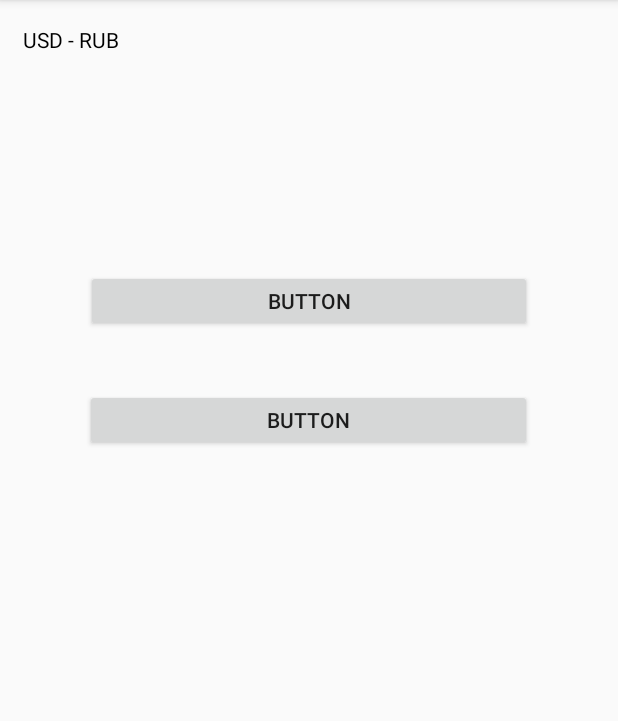
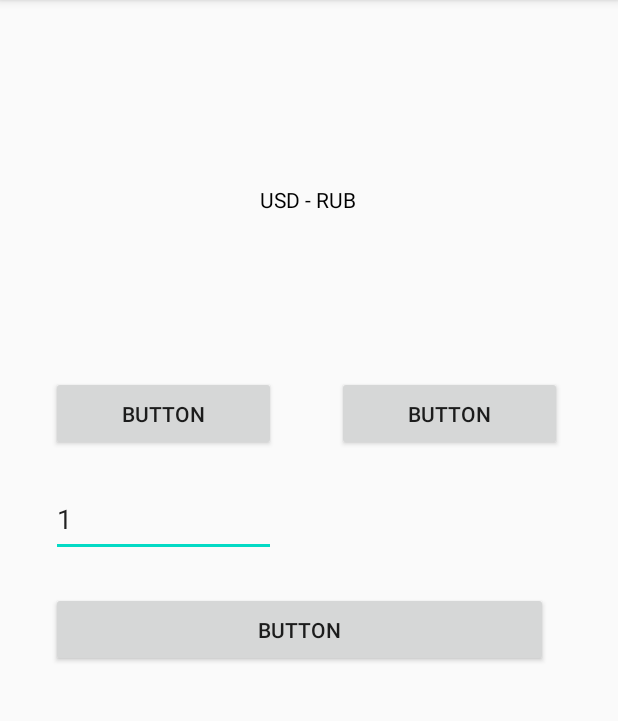
Before and after one commit to NeuroscientistAlzheimer/NewConverter, an Android app: the screen it shows after launch (MainActivity), on a phone screen of 412 x 824 dp, the part 84-805 px from its top. Run offline under Robolectric (Android 15) with nearby library versions, the phone set to English and light mode, and no system bars; our stand-ins replace Volley; libraries missing offline, so code that uses them is left out: in.galaxyofandroid.spinerdialog; 8 statements that could not run were skipped.

```diff
--- a/app/build.gradle
+++ b/app/build.gradle
@@ -29,6 +29,7 @@ dependencies {
     implementation 'androidx.appcompat:appcompat:1.1.0'
     implementation 'androidx.constraintlayout:constraintlayout:1.1.3'
     implementation 'com.github.MdFarhanRaja:SearchableSpinner:2.0'
+    implementation 'com.google.android.material:material:1.1.0'
     testImplementation 'junit:junit:4.12'
     androidTestImplementation 'androidx.test.ext:junit:1.1.1'
     androidTestImplementation 'androidx.test.espresso:espresso-core:3.2.0'
--- a/app/src/main/java/com/example/newconverter/MainActivity.java
+++ b/app/src/main/java/com/example/newconverter/MainActivity.java
@@ -3,9 +3,11 @@ package com.example.newconverter;
 import androidx.appcompat.app.AppCompatActivity;
 
 import android.os.Bundle;
+import android.text.Editable;
 import android.util.Log;
 import android.view.View;
 import android.widget.Button;
+import android.widget.EditText;
 import android.widget.TextView;
 import android.widget.Toast;
 
@@ -33,6 +35,12 @@ public class MainActivity extends AppCompatActivity {
     SpinnerDialog spinnerCurrency2;
     Button currency1;
     Button currency2;
+    Button button_res;
+    EditText num;
+    float numCurrensy1;
+    float numCurrensy2;
+    float calculationCurrensy;
+    float number;
 
     protected void onCreate(Bundle savedInstanceState) {
         super.onCreate(savedInstanceState);
@@ -42,7 +50,6 @@ public class MainActivity extends AppCompatActivity {
         mTextViewResult = findViewById(R.id.text_view_result);
         mQueue = Volley.newRequestQueue(this);
         Log.d("Pars","Начало");
-        jsonParse();
         Log.d("Pars","Конец");
         final ArrayList<String> itemsCurrency = new ArrayList<>();
         itemsCurrency.add("USD");
@@ -51,6 +58,8 @@ public class MainActivity extends AppCompatActivity {
         itemsCurrency.add("AUD");
         currency1 = findViewById(R.id.currency1);
         currency2 = findViewById(R.id.currency2);
+        button_res = findViewById(R.id.button_res);
+        num = findViewById(R.id.num);
 
         spinnerCurrency1 = new SpinnerDialog(MainActivity.this,itemsCurrency,"Select Currency");
         spinnerCurrency1.setCancellable(true);
@@ -86,19 +95,41 @@ public class MainActivity extends AppCompatActivity {
             }
         });
 
+        button_res.setOnClickListener(new View.OnClickListener() {
+            public void onClick(View v) {
+                Log.d("Pars","кнопка");
+                String first;
+                String one;
+                one = (String) currency2.getText();
+                first =(String) currency1.getText();
+                Log.d("Pars","Начало" + one + first);
+                jsonParse(first,one);
+            }
+        });
+
+    }
 
 
-    }
-    private void jsonParse(){
+    private void jsonParse(final String a, final String b){
         Log.d("Pars","Вход");
-        String url = "http://api.currencylayer.com/live?access_key=ad16a4ab373cbeca1bdbf0fd5b1e77ed&%20currencies=USD,AUD,CAD,PLN,MXN,RUB&format=1";
+        String url = "http://api.currencylayer.com/live?access_key=ad16a4ab373cbeca1bdbf0fd5b1e77ed&%20currencies="+a+","+b+"&format=1";
         JsonObjectRequest request = new JsonObjectRequest(Request.Method.GET, url, null, new Response.Listener<JSONObject>() {
             public void onResponse(JSONObject response) {
                 try {
                     Log.d("Pars", "присвоение");
                     JSONObject last = (JSONObject) response.get("quotes");
-                    String rub = last.getString("USDRUB");
-                    mTextViewResult.append(String.valueOf(rub));
+                    String nameCurrensy1 = "USD" + b;
+                    String nameCurrensy2 = "USD" + a;
+                    float res;
+                    String numS = num.getText().toString();
+                    float numC =Float.parseFloat(numS);
+                    numCurrensy1 = (float) last.getDouble(nameCurrensy1);
+                    numCurrensy2 = (float) last.getDouble(nameCurrensy2);
+                    calculationCurrensy = numCurrensy1 / numCurrensy2;
+                    res = calculationCurrensy * numC;
+                    String resS = String.format("%.2f",res);
+                    Log.d("Pars", "присвоение"+ numC +"\n"+numCurrensy1+"\n"+numCurrensy2 + "\n" + calculationCurrensy + "\n" + resS);
+                    mTextViewResult.setText(resS);
                     Log.d("Pars", "завершение" );
                 } catch (JSONException e) {
                     e.printStackTrace();
--- a/app/src/main/res/layout/activity_main.xml
+++ b/app/src/main/res/layout/activity_main.xml
@@ -9,16 +9,16 @@
 
     <TextView
         android:id="@+id/text_view_result"
-        android:layout_width="wrap_content"
-        android:layout_height="wrap_content"
+        android:layout_width="150dp"
+        android:layout_height="50dp"
         android:text=""
         android:textColor="@android:color/black"
         app:layout_constraintBottom_toBottomOf="parent"
         app:layout_constraintEnd_toEndOf="parent"
-        app:layout_constraintHorizontal_bias="0.036"
-        app:layout_constraintStart_toEndOf="@+id/textView5"
-        app:layout_constraintTop_toTopOf="parent"
-        app:layout_constraintVertical_bias="0.022" />
+        app:layout_constraintHorizontal_bias="0.519"
+        app:layout_constraintStart_toEndOf="@+id/num"
+        app:layout_constraintTop_toBottomOf="@+id/currency2"
+        app:layout_constraintVertical_bias="0.048" />
 
     <TextView
         android:id="@+id/textView5"
@@ -28,34 +28,58 @@
         android:textColor="@android:color/black"
         app:layout_constraintBottom_toBottomOf="parent"
         app:layout_constraintEnd_toEndOf="parent"
-        app:layout_constraintHorizontal_bias="0.045"
+        app:layout_constraintHorizontal_bias="0.498"
         app:layout_constraintStart_toStartOf="parent"
         app:layout_constraintTop_toTopOf="parent"
-        app:layout_constraintVertical_bias="0.022" />
+        app:layout_constraintVertical_bias="0.165" />
 
     <Button
         android:id="@+id/currency1"
-        android:layout_width="297dp"
-        android:layout_height="41dp"
+        android:layout_width="150dp"
+        android:layout_height="50dp"
         android:text="Button"
         app:layout_constraintBottom_toBottomOf="parent"
         app:layout_constraintEnd_toEndOf="parent"
-        app:layout_constraintHorizontal_bias="0.498"
+        app:layout_constraintHorizontal_bias="0.13"
         app:layout_constraintStart_toStartOf="parent"
         app:layout_constraintTop_toTopOf="parent"
-        app:layout_constraintVertical_bias="0.248" />
+        app:layout_constraintVertical_bias="0.349" />
 
     <Button
         android:id="@+id/currency2"
-        android:layout_width="298dp"
-        android:layout_height="41dp"
+        android:layout_width="150dp"
+        android:layout_height="50dp"
         android:text="Button"
         app:layout_constraintBottom_toBottomOf="parent"
         app:layout_constraintEnd_toEndOf="parent"
-        app:layout_constraintHorizontal_bias="0.498"
+        app:layout_constraintHorizontal_bias="0.858"
+        app:layout_constraintStart_toStartOf="parent"
+        app:layout_constraintTop_toTopOf="parent"
+        app:layout_constraintVertical_bias="0.349" />
+
+    <EditText
+        android:id="@+id/num"
+        android:layout_width="150dp"
+        android:layout_height="50dp"
+        android:text="1"
+        app:layout_constraintBottom_toBottomOf="parent"
+        app:layout_constraintEnd_toEndOf="parent"
+        app:layout_constraintHorizontal_bias="0.13"
         app:layout_constraintStart_toStartOf="parent"
         app:layout_constraintTop_toBottomOf="@+id/currency1"
-        app:layout_constraintVertical_bias="0.075" />
+        app:layout_constraintVertical_bias="0.050" />
+
+    <Button
+        android:id="@+id/button_res"
+        android:layout_width="331dp"
+        android:layout_height="50dp"
+        android:text="Button"
+        app:layout_constraintBottom_toBottomOf="parent"
+        app:layout_constraintEnd_toEndOf="parent"
+        app:layout_constraintHorizontal_bias="0.425"
+        app:layout_constraintStart_toStartOf="parent"
+        app:layout_constraintTop_toTopOf="parent"
+        app:layout_constraintVertical_bias="0.550" />
 
 
 </androidx.constraintlayout.widget.ConstraintLayout>
```
